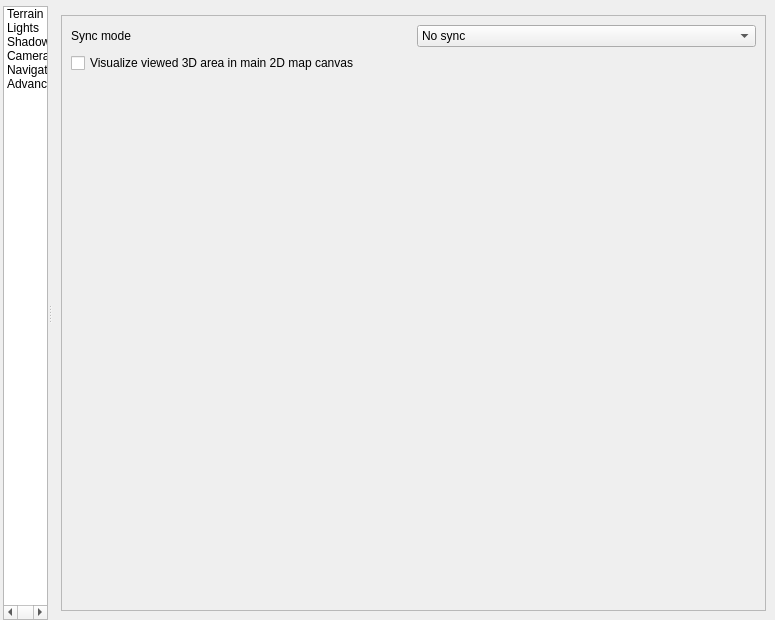
This is src/ui/3d/map3dconfigwidget.ui in carsmie/QGIS as Qt 5 draws it before an edit. The edited form follows.
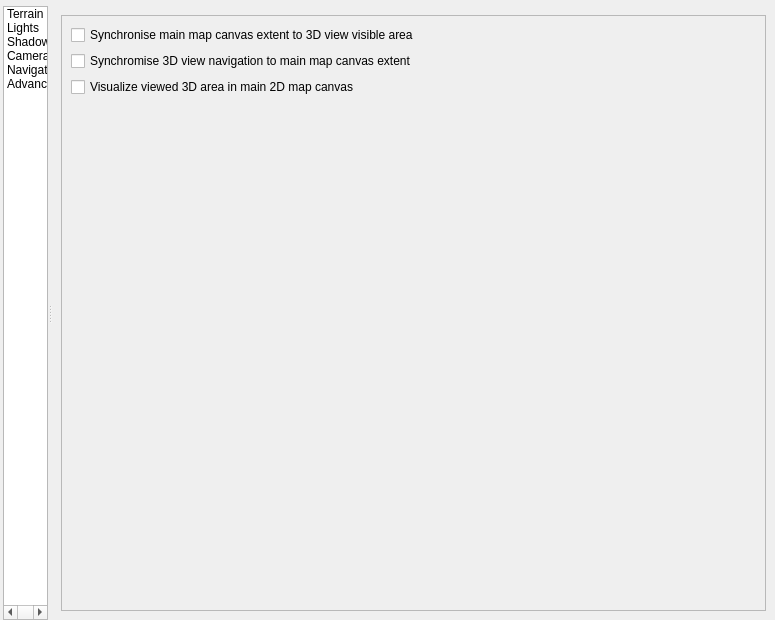
This is the edited form. The open tabs and pages were chosen to show the change. Icons and pictures are not drawn. Custom widgets are drawn as their Qt base class.

Commit message: switch to flag based approach for 2D/3D sync

What changed in the file:
```diff
--- a/src/ui/3d/map3dconfigwidget.ui
+++ b/src/ui/3d/map3dconfigwidget.ui
@@ -728,52 +728,40 @@
                </rect>
               </property>
               <layout class="QGridLayout" name="gridLayout_7">
-               <item row="2" column="1">
-                <spacer name="verticalSpacer">
-                 <property name="orientation">
-                  <enum>Qt::Vertical</enum>
+               <item row="0" column="0" colspan="2">
+                <widget class="QCheckBox" name="mSync2DTo3DCheckbox">
+                 <property name="text">
+                  <string>Synchronise main map canvas extent to 3D view visible area</string>
                  </property>
-                 <property name="sizeHint" stdset="0">
-                  <size>
-                   <width>20</width>
-                   <height>40</height>
-                  </size>
-                 </property>
-                </spacer>
+                </widget>
                </item>
-               <item row="0" column="0">
-                <widget class="QLabel" name="label_3">
+               <item row="1" column="0">
+                <widget class="QCheckBox" name="mSync3DTo2DCheckbox">
                  <property name="text">
-                  <string>Sync mode</string>
+                  <string>Synchromise 3D view navigation to main map canvas extent</string>
                  </property>
                 </widget>
                </item>
-               <item row="0" column="1">
-                <widget class="QComboBox" name="mSyncModeComboBox">
-                 <item>
-                  <property name="text">
-                   <string>No sync</string>
-                  </property>
-                 </item>
-                 <item>
-                  <property name="text">
-                   <string>Sync 3D camera to 2D main canvas extent</string>
-                  </property>
-                 </item>
-                 <item>
-                  <property name="text">
-                   <string>Sync 2D map canvas extent to 3D viewing area</string>
-                  </property>
-                 </item>
-                </widget>
-               </item>
-               <item row="1" column="0" colspan="2">
+               <item row="2" column="0" colspan="2">
                 <widget class="QCheckBox" name="mVisualizeExtentCheckBox">
                  <property name="text">
                   <string>Visualize viewed 3D area in main 2D map canvas</string>
                  </property>
                 </widget>
                </item>
+               <item row="3" column="0" colspan="2">
+                <spacer name="verticalSpacer">
+                 <property name="orientation">
+                  <enum>Qt::Vertical</enum>
+                 </property>
+                 <property name="sizeHint" stdset="0">
+                  <size>
+                   <width>20</width>
+                   <height>40</height>
+                  </size>
+                 </property>
+                </spacer>
+               </item>
               </layout>
              </widget>
             </widget>
```
Left out of the diff: 17 changed lines with no effect on the pictures. The commit also changes 8 other files.
